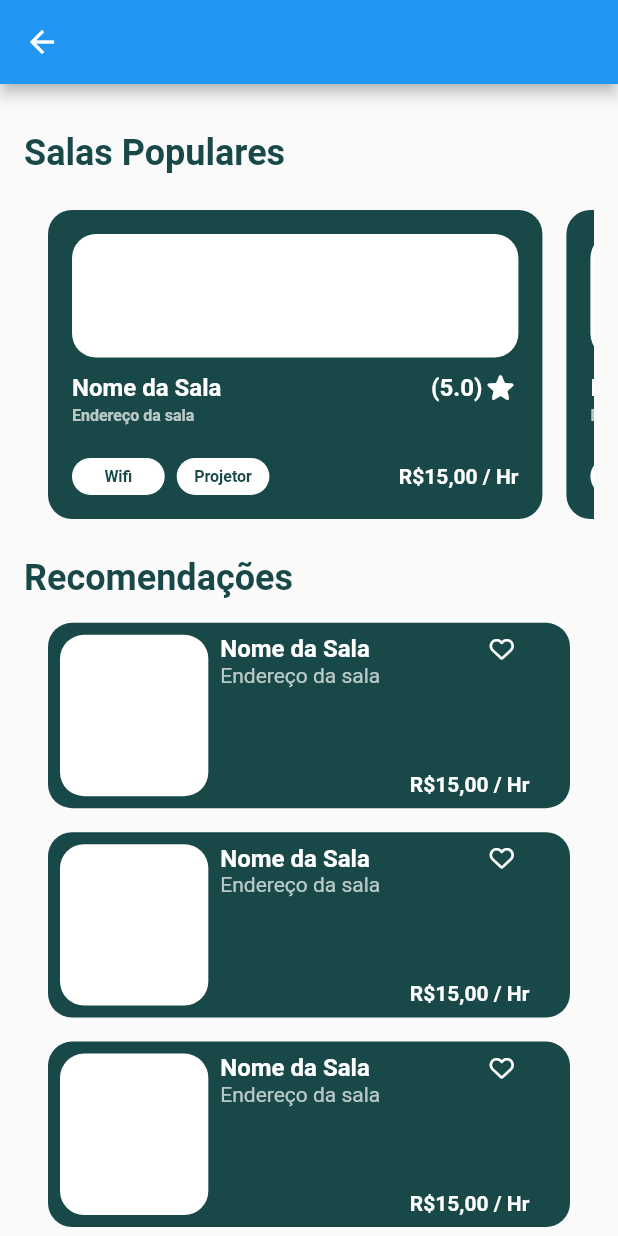
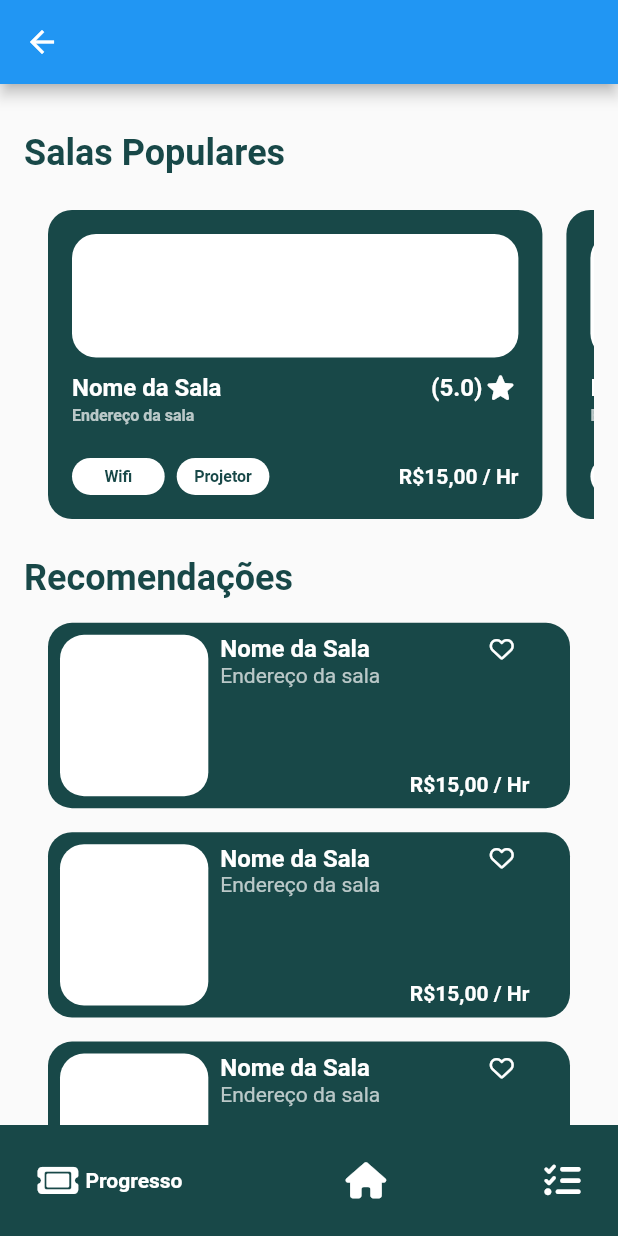
Before and after one commit to projetos-ifro/reserva_pra_mim, a Flutter app: the HomeScreen screen opened by its route, on a phone screen of 412 x 824 dp. Run offline on Flutter 3.47's test engine with Material 2 defaults, Android fonts, the phone set to English and light mode, and no system bars; drawn by our look-alikes of google_nav_bar; our stand-ins replace firebase_auth, firebase_core, font_awesome_flutter, get; accounts and stored records are empty.

Commit message:
2.0 NavBar

```diff
--- a/lib/views/pages/start/home_page.dart
+++ b/lib/views/pages/start/home_page.dart
@@ -1,6 +1,7 @@
 import 'package:flutter/material.dart';
 import 'package:reserva_pra_mim/modelviews/constants.dart';
 import 'package:reserva_pra_mim/views/widgets/card_popular_room.dart';
+import 'package:reserva_pra_mim/views/widgets/nav_bar.dart';
 
 import '../../widgets/card_recomendation_room.dart';
 
@@ -81,6 +82,7 @@ class _HomeScreenState extends State<HomeScreen> {
           ),
         ],
       ),
+      bottomNavigationBar: MyNavBar(),
     );
   }
 }
--- /dev/null
+++ b/lib/views/widgets/nav_bar.dart
@@ -0,0 +1,36 @@
+import 'package:flutter/material.dart';
+import 'package:font_awesome_flutter/font_awesome_flutter.dart';
+import 'package:google_nav_bar/google_nav_bar.dart';
+import 'package:reserva_pra_mim/modelviews/constants.dart';
+
+class MyNavBar extends StatefulWidget {
+  const MyNavBar({super.key});
+
+  @override
+  State<MyNavBar> createState() => _MyNavBarState();
+}
+
+class _MyNavBarState extends State<MyNavBar> {
+  @override
+  Widget build(BuildContext context) {
+    return const GNav(
+        activeColor: Colors.white,
+        color: Colors.white,
+        backgroundColor: bgColor,
+        gap: 8,
+        tabs: [
+          GButton(
+            icon: FontAwesomeIcons.ticket,
+            text: 'Progresso',
+          ),
+          GButton(
+            icon: FontAwesomeIcons.house,
+            text: 'Início',
+          ),
+          GButton(
+            icon: FontAwesomeIcons.listCheck,
+            text: 'Search',
+          ),
+        ]);
+  }
+}
--- a/pubspec.yaml
+++ b/pubspec.yaml
@@ -40,6 +40,7 @@ dependencies:
   firebase_auth: ^4.10.1
   firebase_storage: ^11.2.8
   font_awesome_flutter: ^10.5.0
+  google_nav_bar: ^5.0.6
 
 
 dev_dependencies:
```
Also changed, not shown: pubspec.lock.
